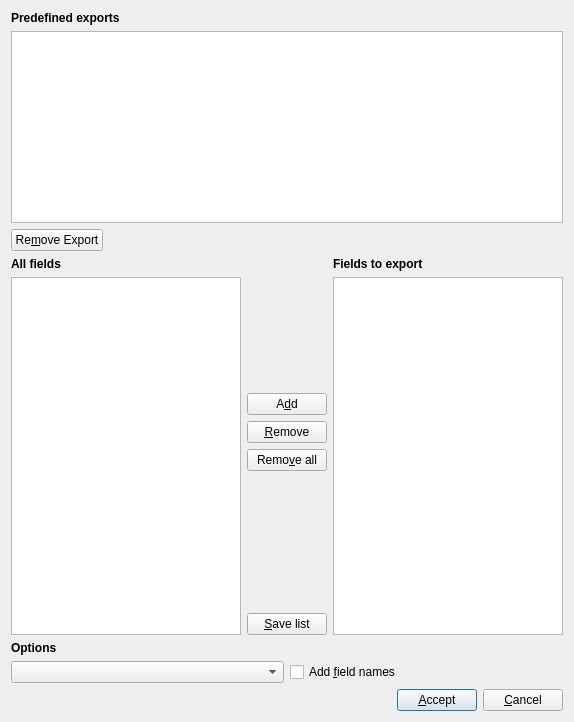
First picture: the form in Koo/ui/win_export.ui, repository xrg/openerp-client-kde, before the edit.
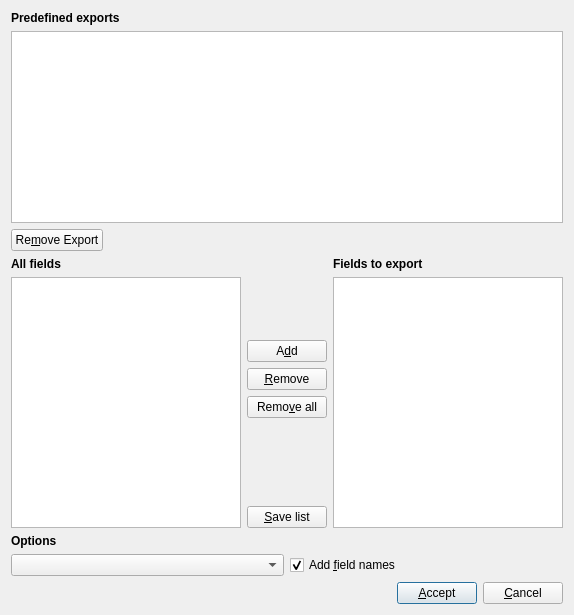
Second picture: the form after the edit. Icons and pictures are not drawn.

Commit message: Make dialog a bit smaller and make "Show fields" the default.

What changed in the file:
```diff
--- a/Koo/ui/win_export.ui
+++ b/Koo/ui/win_export.ui
@@ -1,12 +1,12 @@
 <ui version="4.0" >
  <class>ExportDialog</class>
- <widget class="QDialog" name="ExportDialog" >
-  <property name="geometry" >
+ <widget class="QDialog" name="ExportDialog">
+  <property name="geometry">
    <rect>
     <x>0</x>
     <y>0</y>
     <width>574</width>
-    <height>722</height>
+    <height>615</height>
    </rect>
   </property>
   <property name="windowTitle" >
@@ -208,6 +208,9 @@
        <property name="text" >
         <string>Add &amp;field names</string>
        </property>
+       <property name="checked">
+        <bool>true</bool>
+       </property>
       </widget>
      </item>
     </layout>
```
Left out of the diff: 163 changed lines with no effect on the pictures.
